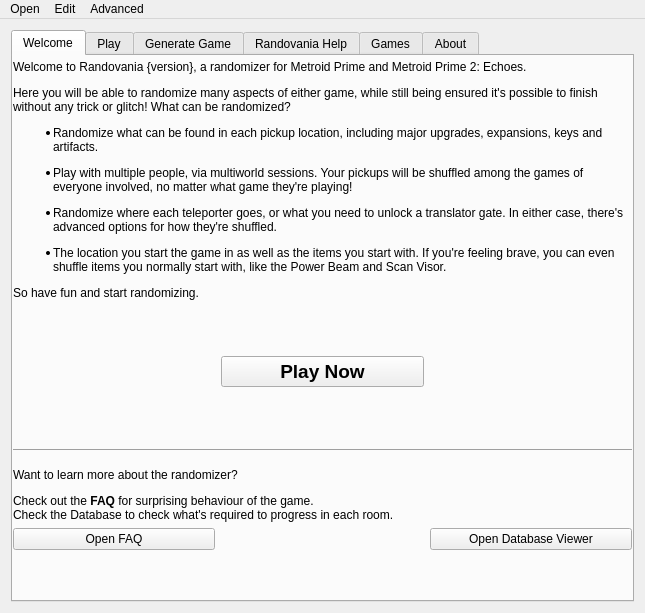
Qt form randovania/gui/ui_files/main_window.ui (randovania/randovania) before a commit.
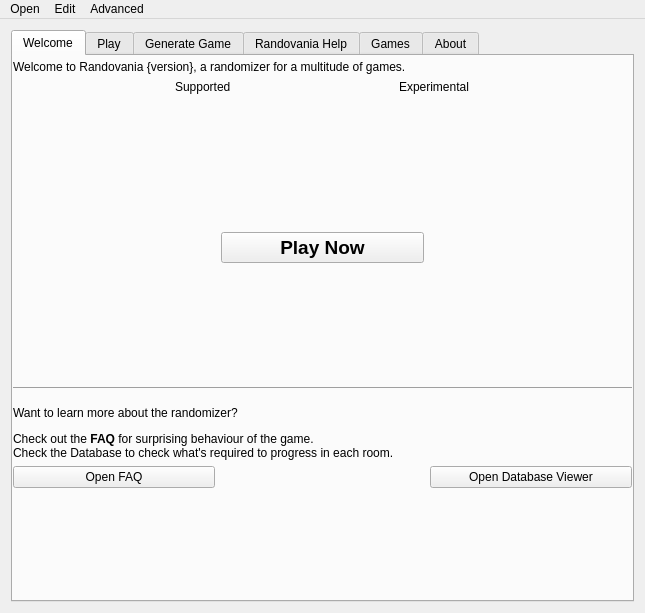
The same form after that commit. The open tabs and pages were chosen to show the change. Icons and pictures are not drawn. Custom widgets are drawn as their Qt base class.

Commit message: use README.md to populate text in main window

```diff
--- a/randovania/gui/ui_files/main_window.ui
+++ b/randovania/gui/ui_files/main_window.ui
@@ -49,40 +49,36 @@
         <property name="bottomMargin">
          <number>0</number>
         </property>
-        <item row="5" column="2">
-         <widget class="QPushButton" name="open_database_viewer_button">
-          <property name="text">
-           <string>Open Database Viewer</string>
-          </property>
-         </widget>
-        </item>
-        <item row="1" column="1">
-         <spacer name="intro_vertical_spacer">
-          <property name="orientation">
-           <enum>Qt::Vertical</enum>
-          </property>
-          <property name="sizeHint" stdset="0">
-           <size>
-            <width>20</width>
-            <height>30</height>
-           </size>
-          </property>
-         </spacer>
-        </item>
-        <item row="6" column="1">
-         <spacer name="intro_bottom_spacer">
-          <property name="orientation">
-           <enum>Qt::Vertical</enum>
-          </property>
-          <property name="sizeHint" stdset="0">
-           <size>
-            <width>20</width>
-            <height>40</height>
-           </size>
-          </property>
-         </spacer>
-        </item>
         <item row="3" column="1">
+         <spacer name="intro_vertical_spacer">
+          <property name="orientation">
+           <enum>Qt::Vertical</enum>
+          </property>
+          <property name="sizeHint" stdset="0">
+           <size>
+            <width>20</width>
+            <height>30</height>
+           </size>
+          </property>
+         </spacer>
+        </item>
+        <item row="2" column="0" colspan="3">
+         <widget class="QLabel" name="intro_welcome_label">
+          <property name="sizePolicy">
+           <sizepolicy hsizetype="Preferred" vsizetype="Preferred">
+            <horstretch>0</horstretch>
+            <verstretch>0</verstretch>
+           </sizepolicy>
+          </property>
+          <property name="textFormat">
+           <enum>Qt::MarkdownText</enum>
+          </property>
+          <property name="wordWrap">
+           <bool>true</bool>
+          </property>
+         </widget>
+        </item>
+        <item row="5" column="1">
          <spacer name="intro_top_spacer">
           <property name="orientation">
            <enum>Qt::Vertical</enum>
@@ -95,27 +91,14 @@
           </property>
          </spacer>
         </item>
-        <item row="5" column="0">
+        <item row="7" column="0">
          <widget class="QPushButton" name="open_faq_button">
           <property name="text">
            <string>Open FAQ</string>
           </property>
          </widget>
         </item>
-        <item row="4" column="0" colspan="3">
-         <widget class="QLabel" name="help_offer_label">
-          <property name="text">
-           <string>&lt;html&gt;&lt;head/&gt;&lt;body&gt;&lt;hr/&gt;&lt;p&gt;Want to learn more about the randomizer?&lt;/p&gt;&lt;p&gt;Check out the &lt;span style=&quot; font-weight:600;&quot;&gt;FAQ &lt;/span&gt;for surprising behaviour of the game.&lt;br/&gt;Check the Database to check what's required to progress in each room.&lt;/p&gt;&lt;/body&gt;&lt;/html&gt;</string>
-          </property>
-          <property name="alignment">
-           <set>Qt::AlignLeading|Qt::AlignLeft|Qt::AlignTop</set>
-          </property>
-          <property name="wordWrap">
-           <bool>true</bool>
-          </property>
-         </widget>
-        </item>
-        <item row="2" column="1">
+        <item row="4" column="1">
          <widget class="QPushButton" name="intro_play_now_button">
           <property name="font">
            <font>
@@ -132,7 +115,10 @@
         <item row="0" column="0" colspan="3">
          <widget class="QLabel" name="intro_label">
           <property name="text">
-           <string>&lt;html&gt;&lt;head/&gt;&lt;body&gt;&lt;p&gt;Welcome to Randovania {version}, a randomizer for Metroid Prime and Metroid Prime 2: Echoes.&lt;/p&gt;&lt;p&gt;Here you will be able to randomize many aspects of either game, while still being ensured it's possible to finish without any trick or glitch! What can be randomized?&lt;/p&gt;&lt;ul style=&quot;margin-top: 0px; margin-bottom: 0px; margin-left: 0px; margin-right: 0px; -qt-list-indent: 1;&quot;&gt;&lt;li style=&quot; margin-top:12px; margin-bottom:0px; margin-left:0px; margin-right:0px; -qt-block-indent:0; text-indent:0px;&quot;&gt;Randomize what can be found in each pickup location, including major upgrades, expansions, keys and artifacts.&lt;/li&gt;&lt;li style=&quot; margin-top:12px; margin-bottom:0px; margin-left:0px; margin-right:0px; -qt-block-indent:0; text-indent:0px;&quot;&gt;Play with multiple people, via multiworld sessions. Your pickups will be shuffled among the games of everyone involved, no matter what game they're playing!&lt;/li&gt;&lt;li style=&quot; margin-top:12px; margin-bottom:0px; margin-left:0px; margin-right:0px; -qt-block-indent:0; text-indent:0px;&quot;&gt;Randomize where each teleporter goes, or what you need to unlock a translator gate. In either case, there's advanced options for how they're shuffled.&lt;/li&gt;&lt;li style=&quot; margin-top:12px; margin-bottom:0px; margin-left:0px; margin-right:0px; -qt-block-indent:0; text-indent:0px;&quot;&gt;The location you start the game in as well as the items you start with. If you're feeling brave, you can even shuffle items you normally start with, like the Power Beam and Scan Visor.&lt;/li&gt;&lt;/ul&gt;&lt;p&gt;So have fun and start randomizing.&lt;/p&gt;&lt;/body&gt;&lt;/html&gt;</string>
+           <string>Welcome to Randovania {version}, a randomizer for a multitude of games.</string>
+          </property>
+          <property name="textFormat">
+           <enum>Qt::MarkdownText</enum>
           </property>
           <property name="scaledContents">
            <bool>false</bool>
@@ -154,6 +140,84 @@
           </property>
          </widget>
         </item>
+        <item row="6" column="0" colspan="3">
+         <widget class="QLabel" name="help_offer_label">
+          <property name="text">
+           <string>&lt;html&gt;&lt;head/&gt;&lt;body&gt;&lt;hr/&gt;&lt;p&gt;Want to learn more about the randomizer?&lt;/p&gt;&lt;p&gt;Check out the &lt;span style=&quot; font-weight:600;&quot;&gt;FAQ &lt;/span&gt;for surprising behaviour of the game.&lt;br/&gt;Check the Database to check what's required to progress in each room.&lt;/p&gt;&lt;/body&gt;&lt;/html&gt;</string>
+          </property>
+          <property name="alignment">
+           <set>Qt::AlignLeading|Qt::AlignLeft|Qt::AlignTop</set>
+          </property>
+          <property name="wordWrap">
+           <bool>true</bool>
+          </property>
+         </widget>
+        </item>
+        <item row="8" column="1">
+         <spacer name="intro_bottom_spacer">
+          <property name="orientation">
+           <enum>Qt::Vertical</enum>
+          </property>
+          <property name="sizeHint" stdset="0">
+           <size>
+            <width>20</width>
+            <height>40</height>
+           </size>
+          </property>
+         </spacer>
+        </item>
+        <item row="7" column="2">
+         <widget class="QPushButton" name="open_database_viewer_button">
+          <property name="text">
+           <string>Open Database Viewer</string>
+          </property>
+         </widget>
+        </item>
+        <item row="1" column="0" colspan="3">
+         <layout class="QHBoxLayout" name="intro_games_layout">
+          <property name="spacing">
+           <number>6</number>
+          </property>
+          <property name="sizeConstraint">
+           <enum>QLayout::SetMaximumSize</enum>
+          </property>
+          <item>
+           <widget class="QLabel" name="games_supported_label">
+            <property name="sizePolicy">
+             <sizepolicy hsizetype="Maximum" vsizetype="Preferred">
+              <horstretch>0</horstretch>
+              <verstretch>0</verstretch>
+             </sizepolicy>
+            </property>
+            <property name="text">
+             <string>Supported</string>
+            </property>
+            <property name="textFormat">
+             <enum>Qt::MarkdownText</enum>
+            </property>
+           </widget>
+          </item>
+          <item>
+           <widget class="QLabel" name="games_experimental_label">
+            <property name="sizePolicy">
+             <sizepolicy hsizetype="Maximum" vsizetype="Preferred">
+              <horstretch>0</horstretch>
+              <verstretch>0</verstretch>
+             </sizepolicy>
+            </property>
+            <property name="text">
+             <string>Experimental</string>
+            </property>
+            <property name="textFormat">
+             <enum>Qt::MarkdownText</enum>
+            </property>
+            <property name="alignment">
+             <set>Qt::AlignLeading|Qt::AlignLeft|Qt::AlignVCenter</set>
+            </property>
+           </widget>
+          </item>
+         </layout>
+        </item>
        </layout>
       </widget>
       <widget class="QWidget" name="tab_play">
```
Left out of the diff: 114 changed lines with no effect on the pictures. The commit also changes 4 other files.
